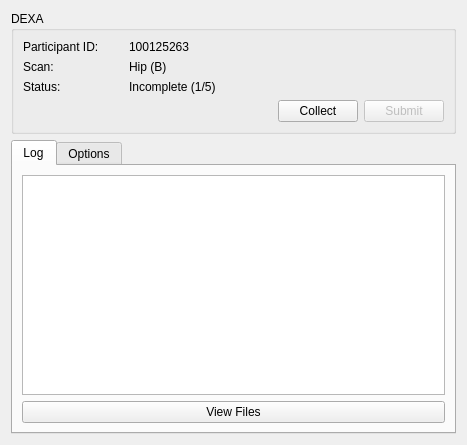
Above: src/dialogs/dxadialog.ui from CLSA/cypress before the change. Below: the same form after it.
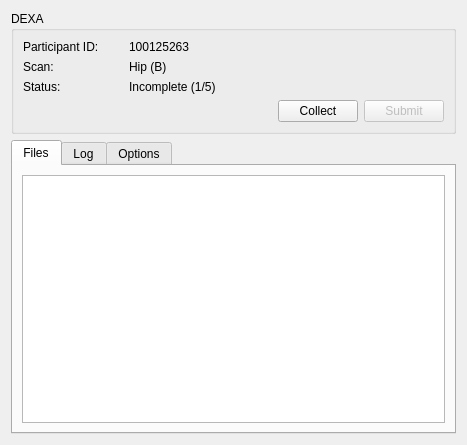
That is the form after the change.

Diff of the .ui file:
```diff
--- a/src/dialogs/dxadialog.ui
+++ b/src/dialogs/dxadialog.ui
@@ -193,6 +193,16 @@
        <property name="movable">
         <bool>true</bool>
        </property>
+       <widget class="QWidget" name="filesTab">
+        <attribute name="title">
+         <string>Files</string>
+        </attribute>
+        <layout class="QHBoxLayout" name="horizontalLayout">
+         <item>
+          <widget class="QTextBrowser" name="filesList"/>
+         </item>
+        </layout>
+       </widget>
        <widget class="QWidget" name="logTab">
         <property name="layoutDirection">
          <enum>Qt::LeftToRight</enum>
```
Left out of the diff: 8 changed lines with no effect on the pictures.
